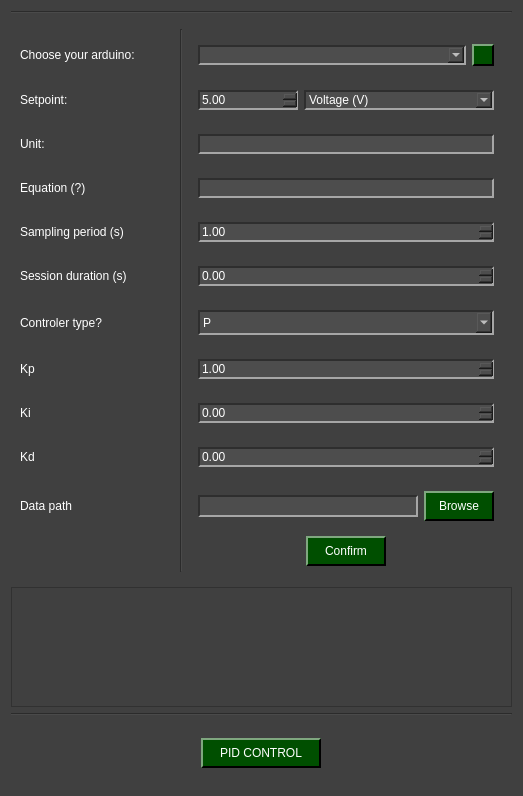
Before: the Qt Designer form pydaq/uis/PyDAQ_pid_control_arduino_widget.ui in CayoRw/pydaq, drawn with Qt 5.
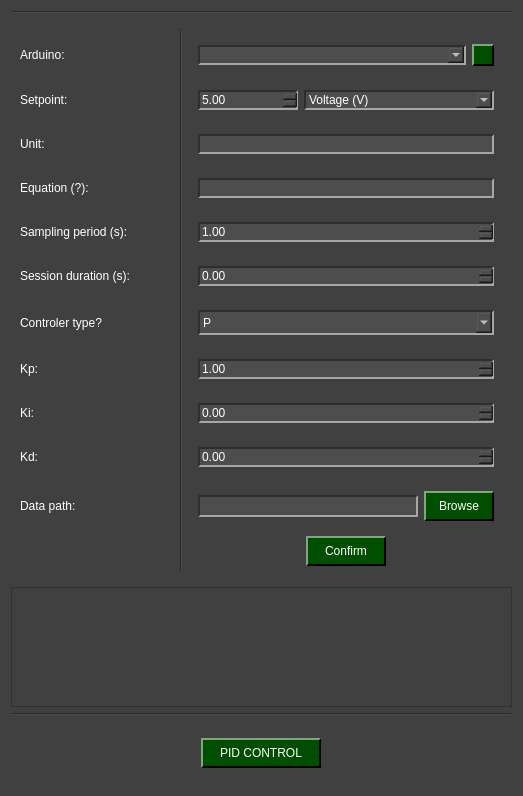
After: the same form once the commit is applied. Icons and pictures are not drawn.

Diff of the .ui file:
```diff
--- a/pydaq/uis/PyDAQ_pid_control_arduino_widget.ui
+++ b/pydaq/uis/PyDAQ_pid_control_arduino_widget.ui
@@ -368,7 +368,7 @@
          </size>
         </property>
         <property name="text">
-         <string>Choose your arduino:</string>
+         <string>Arduino:</string>
         </property>
        </widget>
       </item>
@@ -450,7 +450,7 @@
       <item row="11" column="0">
        <widget class="QLabel" name="label_path">
         <property name="text">
-         <string>Data path</string>
+         <string>Data path:</string>
         </property>
        </widget>
       </item>
@@ -463,7 +463,7 @@
          </size>
         </property>
         <property name="text">
-         <string>Equation (?)</string>
+         <string>Equation (?):</string>
         </property>
        </widget>
       </item>
@@ -531,7 +531,7 @@
          </size>
         </property>
         <property name="text">
-         <string>Kd</string>
+         <string>Kd:</string>
         </property>
        </widget>
       </item>
@@ -563,7 +563,7 @@
          </size>
         </property>
         <property name="text">
-         <string>Kp</string>
+         <string>Kp:</string>
         </property>
        </widget>
       </item>
@@ -662,7 +662,7 @@
          </size>
         </property>
         <property name="text">
-         <string>Sampling period (s)</string>
+         <string>Sampling period (s):</string>
         </property>
        </widget>
       </item>
@@ -707,7 +707,7 @@
          </size>
         </property>
         <property name="text">
-         <string>Ki</string>
+         <string>Ki:</string>
         </property>
        </widget>
       </item>
@@ -777,7 +777,7 @@
       <item row="6" column="0">
        <widget class="QLabel" name="label_duration">
         <property name="text">
-         <string>Session duration (s)</string>
+         <string>Session duration (s):</string>
         </property>
        </widget>
       </item>
```
